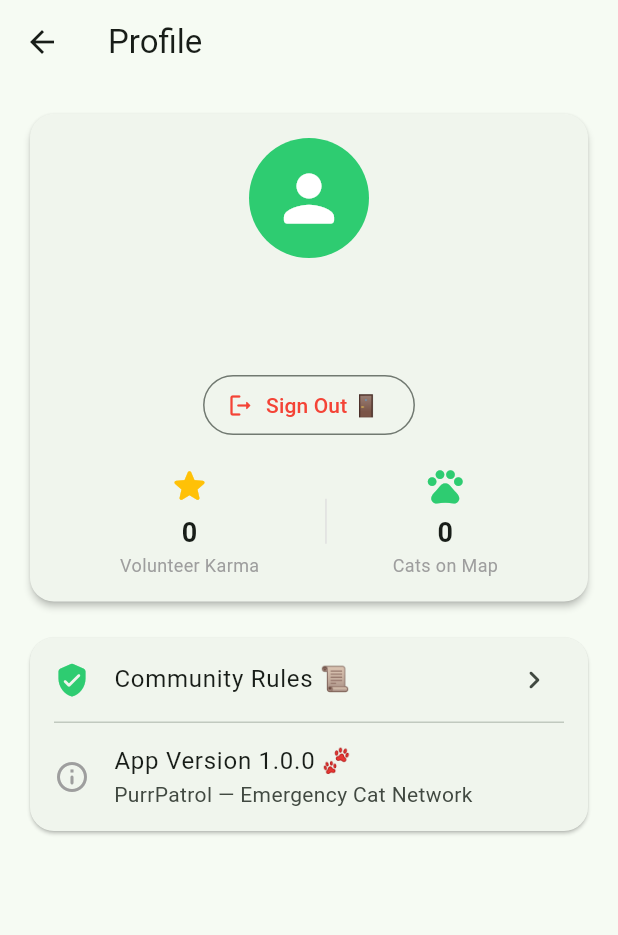
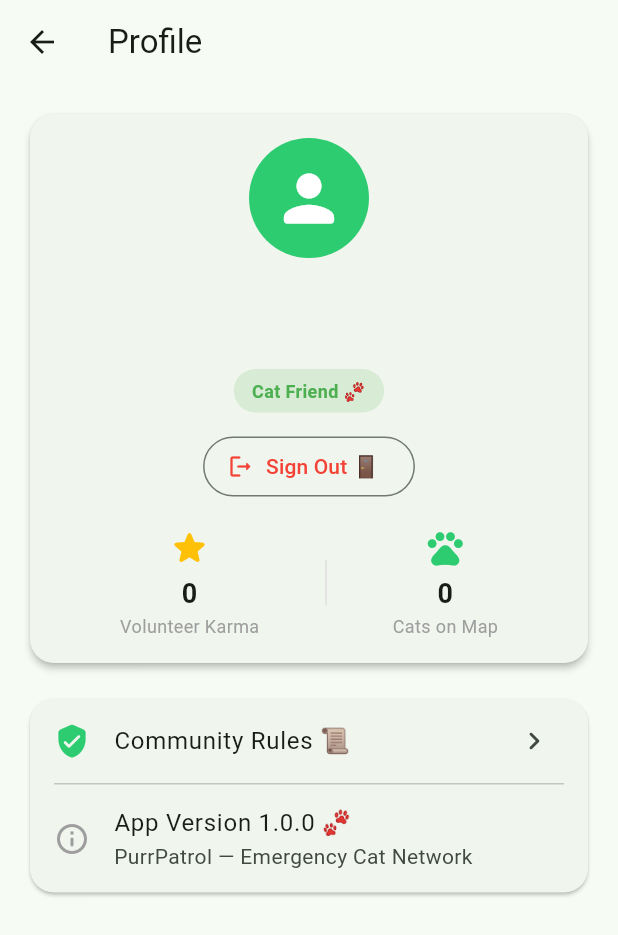
Before and after one commit to cherrydan/purr_patrol, a Flutter app: the ProfileScreen screen opened directly, on a phone screen of 412 x 824 dp. Shown: the top 935 px of the screen. Run offline on Flutter 3.47's test engine with Material 3 defaults, Android fonts, the phone set to English and light mode, and no system bars; our stand-ins replace cached_network_image, cloud_firestore, firebase_auth, firebase_core, flutter_map, geolocator and 5 more; accounts and stored records are empty.

```diff
--- a/lib/l10n/app_en.arb
+++ b/lib/l10n/app_en.arb
@@ -53,7 +53,11 @@
   "signInWithGoogle": "Sign in with Google 🔑",
   "signOutButton": "Sign Out 🚪",
   "karmaTitle": "Volunteer Karma",
-  "catsAddedTitle": "Cats on Map"
+  "catsAddedTitle": "Cats on Map",
+  "rankNewbie": "Cat Friend 🐾",
+  "rankGuardian": "City Guardian 🛡️",
+  "rankLegend": "Legendary Rescuer 👑"
+
 
 
 }
--- a/lib/l10n/app_es.arb
+++ b/lib/l10n/app_es.arb
@@ -49,6 +49,10 @@
   "signInWithGoogle": "Iniciar sesión con Google 🔑",
   "signOutButton": "Cerrar sesión 🚪",
   "karmaTitle": "Karma del voluntario",
-  "catsAddedTitle": "Gatos en el mapa"
+  "catsAddedTitle": "Gatos en el mapa",
+  "rankNewbie": "Amigo de los gatos 🐾",
+  "rankGuardian": "Guardián de la Ciudad 🛡️",
+  "rankLegend": "Rescatador Legendario 👑"
+
 
 }
--- a/lib/l10n/app_localizations.dart
+++ b/lib/l10n/app_localizations.dart
@@ -399,6 +399,24 @@ abstract class AppLocalizations {
   /// In en, this message translates to:
   /// **'Cats on Map'**
   String get catsAddedTitle;
+
+  /// No description provided for @rankNewbie.
+  ///
+  /// In en, this message translates to:
+  /// **'Cat Friend 🐾'**
+  String get rankNewbie;
+
+  /// No description provided for @rankGuardian.
+  ///
+  /// In en, this message translates to:
+  /// **'City Guardian 🛡️'**
+  String get rankGuardian;
+
+  /// No description provided for @rankLegend.
+  ///
+  /// In en, this message translates to:
+  /// **'Legendary Rescuer 👑'**
+  String get rankLegend;
 }
 
 class _AppLocalizationsDelegate
--- a/lib/l10n/app_ru.arb
+++ b/lib/l10n/app_ru.arb
@@ -49,6 +49,10 @@
   "signInWithGoogle": "Войти через Google 🔑",
   "signOutButton": "Выйти из аккаунта 🚪",
   "karmaTitle": "Карма волонтера",
-  "catsAddedTitle": "Котиков на карте"
+  "catsAddedTitle": "Котиков на карте",
+  "rankNewbie": "Начинающий друг 🐾",
+  "rankGuardian": "Хранитель Города 🛡️",
+  "rankLegend": "Легендарный Спасатель 👑"
+
 
 }
--- a/lib/screens/add_cat_screen.dart
+++ b/lib/screens/add_cat_screen.dart
@@ -323,7 +323,7 @@ class _AddCatScreenState extends State<AddCatScreen> {
                   imageUrl = await CatService().uploadCatImage(_selectedImage!);
                 }
 
-
+                final bool isEditing = widget.catToEdit != null;
 
                  CatMarker newCat = CatMarker(id: catId,
                  latitude: double.parse(_latitudeController.text.replaceAll(',', '.')),
@@ -335,7 +335,7 @@ class _AddCatScreenState extends State<AddCatScreen> {
                  authorId: user?.uid ?? 'anonymous',
                  createdAt: DateTime.now()); // Собрали CatMarker
 
-                 await CatService().addCatMarker(newCat); // сохранили в Firestore
+                 await CatService().addCatMarker(newCat, isEdit: isEditing); // сохранили в Firestore
 
 
                  if (!context.mounted) return;
--- a/lib/screens/profile_screen.dart
+++ b/lib/screens/profile_screen.dart
@@ -15,6 +15,8 @@ class ProfileScreen extends StatelessWidget {
   Widget build(BuildContext context) {
     final l10n = AppLocalizations.of(context)!;
     final authService = AuthService();
+    String rankTitle = l10n.rankNewbie;
+    Color rankColor = Colors.green;
      return Scaffold(
       appBar: AppBar(title: Text(l10n.profileTab)),
       body: StreamBuilder<User?>(
@@ -61,6 +63,22 @@ class ProfileScreen extends StatelessWidget {
                         ),
                       ],
                       const SizedBox(height: 10),
+                      Container(
+                      padding: const EdgeInsets.symmetric(horizontal: 12, vertical: 6),
+                      decoration: BoxDecoration(
+                        color: rankColor.withValues(alpha: 0.15),
+                        borderRadius: BorderRadius.circular(20),
+                      ),
+                      child: Text(
+                        rankTitle,
+                        style: TextStyle(
+                          color: rankColor,
+                          fontWeight: FontWeight.bold,
+                          fontSize: 12,
+                        ),
+                      ),
+                    ),
+                    const SizedBox(height: 12),
 
                       // 3. Кнопка Входа или Выхода
                       if (user == null)
@@ -96,6 +114,17 @@ class ProfileScreen extends StatelessWidget {
                         if (userSnap.hasData && userSnap.data!.exists) {
                           final userData = userSnap.data!.data() as Map<String, dynamic>?;
                           karma = userData?['karmaPoints'] ?? 0;
+                          if (karma >= 150) {
+                            rankTitle = l10n.rankLegend;
+                            rankColor = Colors.amber.shade800;
+                          } else if (karma >= 50) {
+                            rankTitle = l10n.rankGuardian;
+                            rankColor = Colors.blue;
+                            }
+                           else {
+                            rankTitle = l10n.rankNewbie;
+                            rankColor = Colors.green;
+                          }
                           catsCount = userData?['catsAddedCount'] ?? 0;
                         }
 
--- a/lib/services/cat_service.dart
+++ b/lib/services/cat_service.dart
@@ -13,11 +13,11 @@ class CatService {
       FirebaseFirestore.instance.collection('cat_markers');
 
   // 🟢 1. Сохраняем новую метку котика в Firestore
-  Future<void> addCatMarker(CatMarker marker) async {
+  Future<void> addCatMarker(CatMarker marker, {bool isEdit = false}) async {
     try {
       // Превращаем объект CatMarker в Map через метод toMap()
       await _markersCollection.doc(marker.id).set(marker.toMap());
-      if (marker.authorId != 'anonymous') {
+      if (!isEdit && marker.authorId != 'anonymous') {
         await FirebaseFirestore.instance.collection('users').doc(marker.authorId).update({
 
           'karmaPoints': FieldValue.increment(10),
```
Also changed, not shown: lib/l10n/app_localizations_en.dart (+9 -0 lines), lib/l10n/app_localizations_es.dart (+9 -0 lines), lib/l10n/app_localizations_ru.dart (+9 -0 lines).
